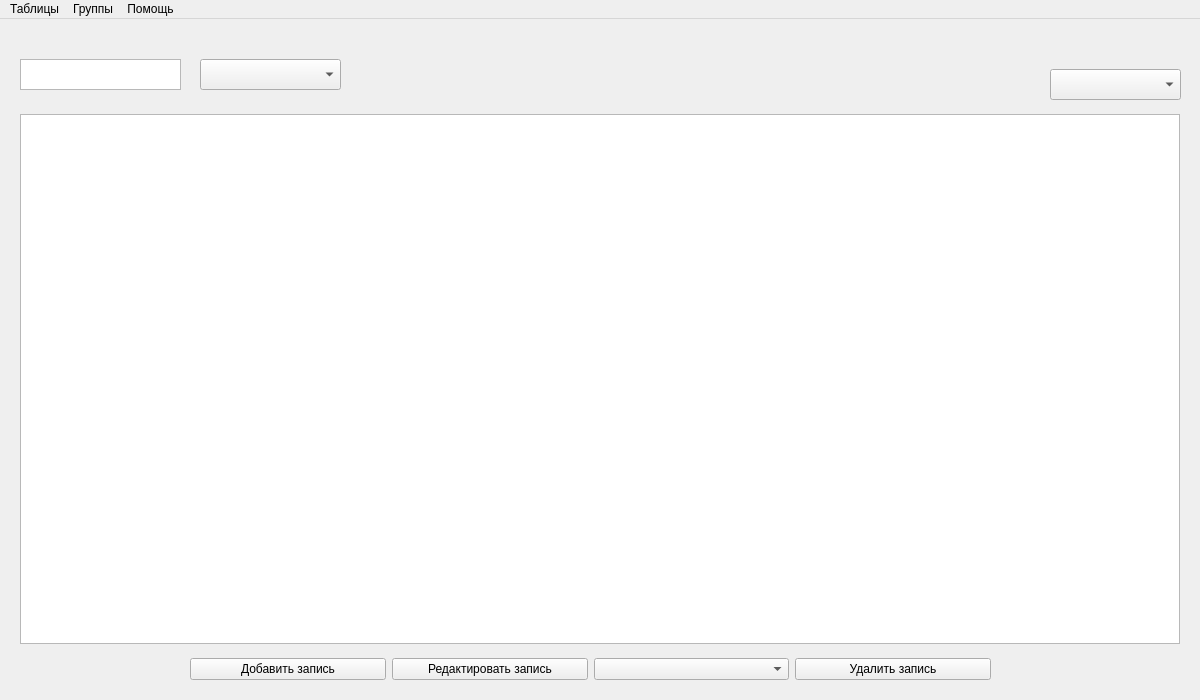
Before: the Qt Designer form ui/ui_main.ui in came0987/dbms_mpei, drawn with Qt 5.
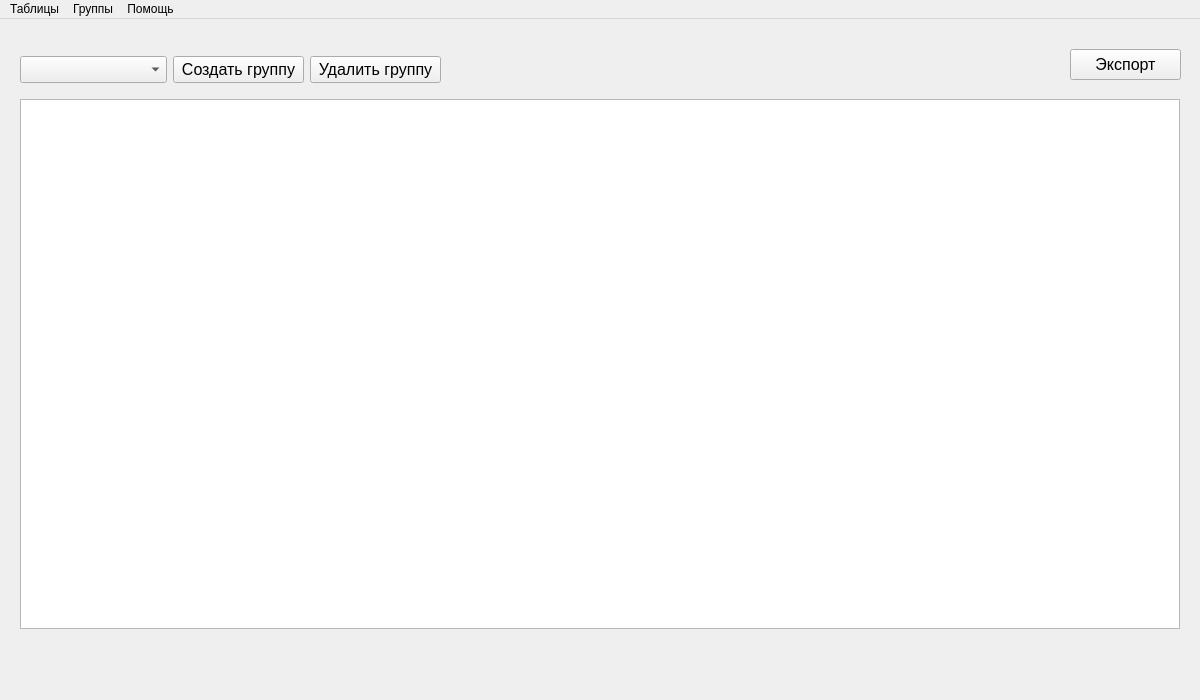
After: the same form once the commit is applied. The open tabs and pages were chosen to show the change.

Diff of the .ui file:
```diff
--- a/ui/ui_main.ui
+++ b/ui/ui_main.ui
@@ -38,18 +38,61 @@
    <enum>QTabWidget::TabShape::Rounded</enum>
   </property>
   <widget class="QWidget" name="centralwidget">
-   <widget class="QStackedWidget" name="tables_area">
+   <widget class="QStackedWidget" name="pages_">
     <property name="geometry">
      <rect>
-      <x>20</x>
-      <y>95</y>
-      <width>1160</width>
-      <height>530</height>
+      <x>0</x>
+      <y>0</y>
+      <width>1200</width>
+      <height>678</height>
      </rect>
     </property>
     <property name="currentIndex">
      <number>0</number>
     </property>
+    <widget class="QWidget" name="menu_tables_page">
+     <widget class="QComboBox" name="add_filters_cb">
+      <property name="geometry">
+       <rect>
+        <x>220</x>
+        <y>20</y>
+        <width>141</width>
+        <height>31</height>
+       </rect>
+      </property>
+     </widget>
+     <widget class="QPlainTextEdit" name="search_field">
+      <property name="geometry">
+       <rect>
+        <x>40</x>
+        <y>20</y>
+        <width>161</width>
+        <height>31</height>
+       </rect>
+      </property>
+     </widget>
+     <widget class="QComboBox" name="modify_table_cb">
+      <property name="geometry">
+       <rect>
+        <x>1050</x>
+        <y>20</y>
+        <width>131</width>
+        <height>31</height>
+       </rect>
+      </property>
+     </widget>
+     <widget class="QStackedWidget" name="tables_area">
+      <property name="geometry">
+       <rect>
+        <x>20</x>
+        <y>80</y>
+        <width>1160</width>
+        <height>530</height>
+       </rect>
+      </property>
+      <property name="currentIndex">
+       <number>1</number>
+      </property>
     <widget class="QWidget" name="tables_page">
      <widget class="QStackedWidget" name="db_tables">
       <property name="geometry">
@@ -117,41 +160,11 @@
      </widget>
     </widget>
    </widget>
-   <widget class="QPlainTextEdit" name="search_field">
-    <property name="geometry">
-     <rect>
-      <x>20</x>
-      <y>40</y>
-      <width>161</width>
-      <height>31</height>
-     </rect>
-    </property>
-   </widget>
-   <widget class="QComboBox" name="add_filters_cb">
-    <property name="geometry">
-     <rect>
-      <x>200</x>
-      <y>40</y>
-      <width>141</width>
-      <height>31</height>
-     </rect>
-    </property>
-   </widget>
-   <widget class="QComboBox" name="modify_table_cb">
-    <property name="geometry">
-     <rect>
-      <x>1050</x>
-      <y>50</y>
-      <width>131</width>
-      <height>31</height>
-     </rect>
-    </property>
-   </widget>
    <widget class="QWidget" name="layoutWidget">
     <property name="geometry">
      <rect>
       <x>190</x>
-      <y>630</y>
+        <y>620</y>
       <width>801</width>
       <height>41</height>
      </rect>
@@ -191,6 +204,109 @@
       </widget>
      </item>
     </layout>
+     </widget>
+     <widget class="QWidget" name="filter_container" native="true">
+      <property name="geometry">
+       <rect>
+        <x>380</x>
+        <y>10</y>
+        <width>661</width>
+        <height>61</height>
+       </rect>
+      </property>
+     </widget>
+    </widget>
+    <widget class="QWidget" name="menu_groups_page">
+     <widget class="QStackedWidget" name="groups_pages">
+      <property name="geometry">
+       <rect>
+        <x>20</x>
+        <y>80</y>
+        <width>1160</width>
+        <height>530</height>
+       </rect>
+      </property>
+      <widget class="QWidget" name="group_1">
+       <widget class="QTableView" name="tableView">
+        <property name="geometry">
+         <rect>
+          <x>0</x>
+          <y>0</y>
+          <width>1160</width>
+          <height>530</height>
+         </rect>
+        </property>
+       </widget>
+      </widget>
+      <widget class="QWidget" name="group_2"/>
+     </widget>
+     <widget class="QPushButton" name="pushButton_2">
+      <property name="geometry">
+       <rect>
+        <x>1070</x>
+        <y>30</y>
+        <width>111</width>
+        <height>31</height>
+       </rect>
+      </property>
+      <property name="font">
+       <font>
+        <pointsize>12</pointsize>
+       </font>
+      </property>
+      <property name="text">
+       <string>Экспорт</string>
+      </property>
+     </widget>
+     <widget class="QWidget" name="">
+      <property name="geometry">
+       <rect>
+        <x>20</x>
+        <y>30</y>
+        <width>421</width>
+        <height>41</height>
+       </rect>
+      </property>
+      <layout class="QHBoxLayout" name="horizontalLayout">
+       <item>
+        <widget class="QComboBox" name="comboBox_2">
+         <property name="font">
+          <font>
+           <pointsize>12</pointsize>
+          </font>
+         </property>
+         <property name="placeholderText">
+          <string>Выбрать группу</string>
+         </property>
+        </widget>
+       </item>
+       <item>
+        <widget class="QPushButton" name="pushButton">
+         <property name="font">
+          <font>
+           <pointsize>12</pointsize>
+          </font>
+         </property>
+         <property name="text">
+          <string>Создать группу</string>
+         </property>
+        </widget>
+       </item>
+       <item>
+        <widget class="QPushButton" name="pushButton_3">
+         <property name="font">
+          <font>
+           <pointsize>12</pointsize>
+          </font>
+         </property>
+         <property name="text">
+          <string>Удалить группу</string>
+         </property>
+        </widget>
+       </item>
+      </layout>
+     </widget>
+    </widget>
    </widget>
   </widget>
   <widget class="QMenuBar" name="menuBar">
```
Lines whose indentation alone changed are shown as unchanged.
